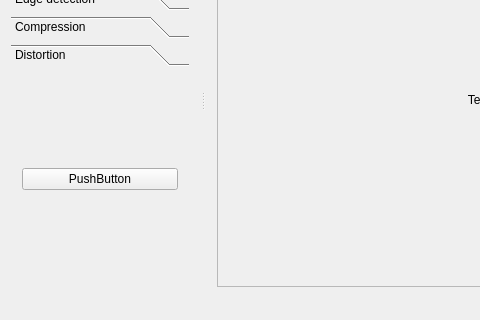
Qt form qt/ImageProcessing/mainwindow.ui (MATF-RS19/RS029-image-processing) before a commit; both pictures show x 0 to 480 and y 115 to 435 of the 781 by 435 pixel window.
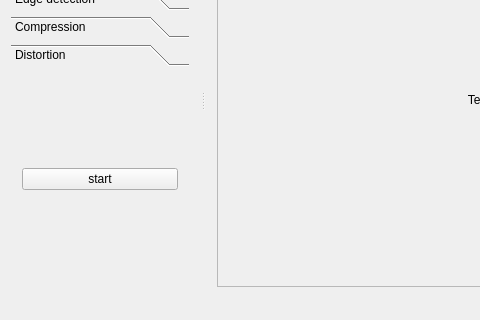
The same form after that commit. The open tabs and pages were chosen to show the change.

What changed in the file:
```diff
--- a/qt/ImageProcessing/mainwindow.ui
+++ b/qt/ImageProcessing/mainwindow.ui
@@ -29,15 +29,33 @@
       <layout class="QGridLayout" name="gridLayout">
        <item row="0" column="0">
         <widget class="QLabel" name="displayImageLabel">
+         <property name="sizePolicy">
+          <sizepolicy hsizetype="MinimumExpanding" vsizetype="MinimumExpanding">
+           <horstretch>0</horstretch>
+           <verstretch>0</verstretch>
+          </sizepolicy>
+         </property>
+         <property name="toolTipDuration">
+          <number>-1</number>
+         </property>
          <property name="layoutDirection">
           <enum>Qt::LeftToRight</enum>
          </property>
+         <property name="styleSheet">
+          <string notr="true"/>
+         </property>
+         <property name="lineWidth">
+          <number>0</number>
+         </property>
          <property name="text">
           <string>TextLabel</string>
          </property>
          <property name="alignment">
           <set>Qt::AlignCenter</set>
          </property>
+         <property name="indent">
+          <number>0</number>
+         </property>
         </widget>
        </item>
       </layout>
@@ -219,7 +237,7 @@
          <item>
           <widget class="QPushButton" name="pushButton_6">
            <property name="text">
-            <string>PushButton</string>
+            <string>start</string>
            </property>
           </widget>
          </item>
```
Left out of the diff: 25 changed lines with no effect on the pictures.
